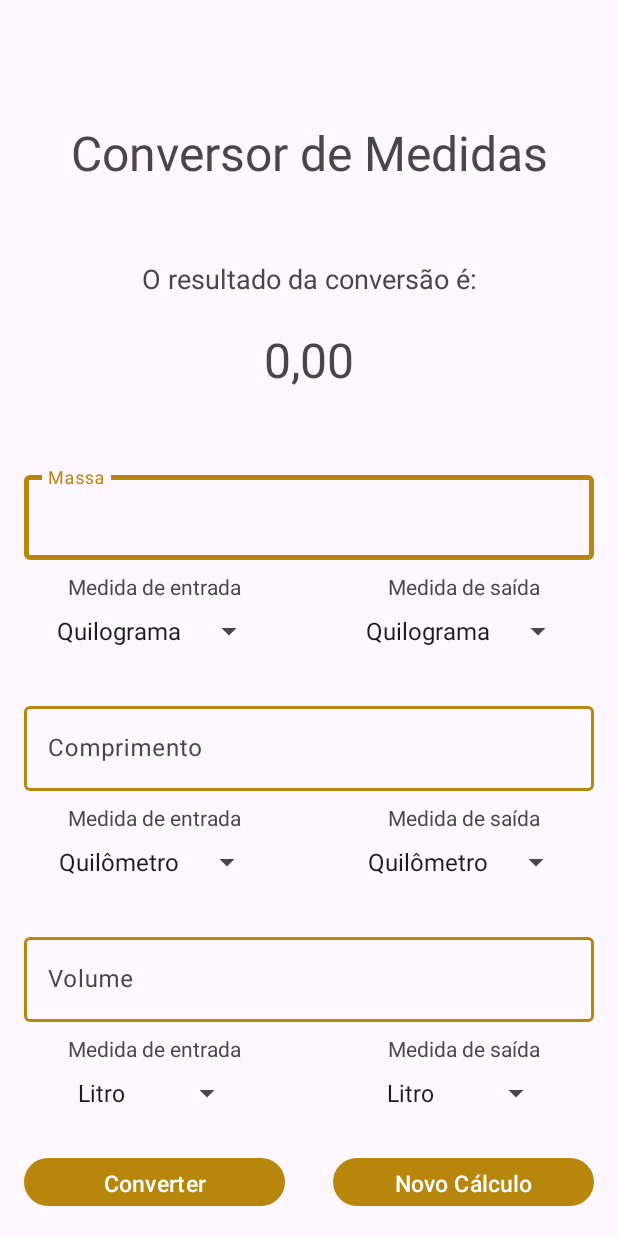
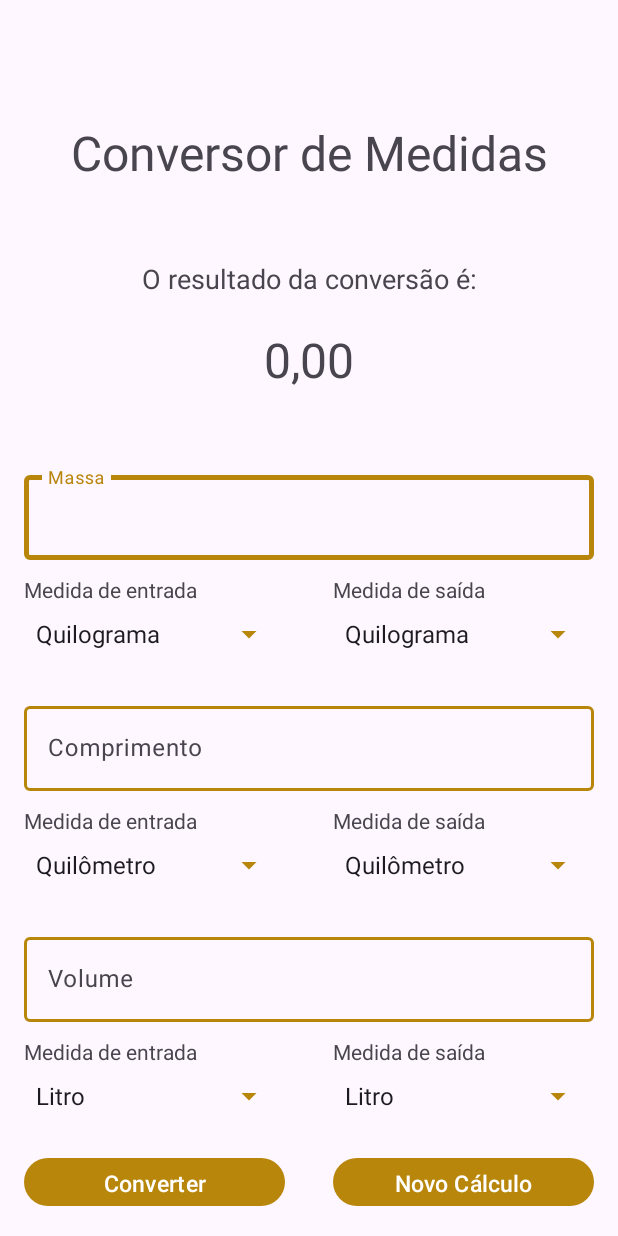
Before and after one commit to pernaf/Conversor_Medidas, an Android app: the Resultado_Conversao screen opened directly, with no data from a screen before it, on a phone screen of 412 x 824 dp. Run offline under Robolectric (Android 15) with nearby library versions, the phone set to English and light mode, and no system bars; Roboto replaces fonts that are not available here.

Commit message:
at11: tratamento de layout final

```diff
--- a/app/src/main/res/layout/activity_resultado_conversao.xml
+++ b/app/src/main/res/layout/activity_resultado_conversao.xml
@@ -14,6 +14,7 @@
         android:layout_marginTop="80dp"
         android:text="Conversor de Medidas"
         android:textSize="32sp"
+        android:textAlignment="center"
         android:fontFamily="@font/aclonica"
         app:layout_constraintEnd_toEndOf="parent"
         app:layout_constraintStart_toStartOf="parent"
@@ -26,6 +27,7 @@
         android:layout_marginTop="50dp"
         android:text="O resultado da conversão é:"
         android:textSize="18sp"
+        android:textAlignment="center"
         app:layout_constraintEnd_toEndOf="parent"
         app:layout_constraintStart_toStartOf="parent"
         app:layout_constraintTop_toBottomOf="@+id/tv_titulo2" />
@@ -76,19 +78,23 @@
 
     <TextView
         android:id="@+id/tv_entradamassa"
-        android:layout_width="wrap_content"
+        android:layout_width="0dp"
         android:layout_height="wrap_content"
         android:text="Medida de entrada"
-        android:layout_margin="8dp"
+        android:layout_marginStart="16dp"
+        android:layout_marginEnd="8dp"
+        android:layout_marginTop="10dp"
         app:layout_constraintEnd_toStartOf="@+id/guideline"
         app:layout_constraintStart_toStartOf="parent"
         app:layout_constraintTop_toBottomOf="@+id/input_peso" />
 
     <TextView
         android:id="@+id/tv_saidamassa"
-        android:layout_width="wrap_content"
+        android:layout_width="0dp"
         android:layout_height="wrap_content"
-        android:layout_margin="8dp"
+        android:layout_marginStart="16dp"
+        android:layout_marginEnd="8dp"
+        android:layout_marginTop="10dp"
         android:text="Medida de saída"
         app:layout_constraintEnd_toEndOf="parent"
         app:layout_constraintStart_toStartOf="@+id/guideline"
@@ -96,18 +102,24 @@
 
     <Spinner
         android:id="@+id/spin_massa_entrada"
-        android:layout_width="wrap_content"
+        android:layout_width="0dp"
         android:layout_height="wrap_content"
-        android:layout_margin="8dp"
+        android:layout_marginStart="16dp"
+        android:layout_marginEnd="16dp"
+        android:layout_marginTop="8dp"
+        android:backgroundTint="@color/amareloescuro"
         app:layout_constraintEnd_toStartOf="@+id/guideline"
         app:layout_constraintStart_toStartOf="parent"
         app:layout_constraintTop_toBottomOf="@+id/tv_entradamassa" />
 
     <Spinner
         android:id="@+id/spin_massa_saida"
-        android:layout_width="wrap_content"
+        android:layout_width="0dp"
         android:layout_height="wrap_content"
-        android:layout_margin="8dp"
+        android:layout_marginStart="16dp"
+        android:layout_marginEnd="16dp"
+        android:layout_marginTop="8dp"
+        android:backgroundTint="@color/amareloescuro"
         app:layout_constraintEnd_toEndOf="parent"
         app:layout_constraintStart_toStartOf="@+id/guideline"
         app:layout_constraintTop_toBottomOf="@+id/tv_saidamassa" />
@@ -157,9 +169,11 @@
 
     <TextView
         android:id="@+id/tv_distancia_entrada"
-        android:layout_width="wrap_content"
+        android:layout_width="0dp"
         android:layout_height="wrap_content"
-        android:layout_margin="8dp"
+        android:layout_marginStart="16dp"
+        android:layout_marginEnd="8dp"
+        android:layout_marginTop="10dp"
         android:text="Medida de entrada"
         app:layout_constraintEnd_toStartOf="@+id/guideline"
         app:layout_constraintStart_toStartOf="parent"
@@ -167,9 +181,11 @@
 
     <TextView
         android:id="@+id/tv_distancia_saida"
-        android:layout_width="wrap_content"
+        android:layout_width="0dp"
         android:layout_height="wrap_content"
-        android:layout_margin="8dp"
+        android:layout_marginStart="16dp"
+        android:layout_marginEnd="8dp"
+        android:layout_marginTop="10dp"
         android:text="Medida de saída"
         app:layout_constraintEnd_toEndOf="parent"
         app:layout_constraintStart_toStartOf="@+id/guideline"
@@ -177,18 +193,24 @@
 
     <Spinner
         android:id="@+id/spin_distancia_entrada"
-        android:layout_width="wrap_content"
+        android:layout_width="0dp"
         android:layout_height="wrap_content"
-        android:layout_margin="8dp"
+        android:layout_marginStart="16dp"
+        android:layout_marginEnd="16dp"
+        android:layout_marginTop="8dp"
+        android:backgroundTint="@color/amareloescuro"
         app:layout_constraintEnd_toStartOf="@+id/guideline"
         app:layout_constraintStart_toStartOf="parent"
         app:layout_constraintTop_toBottomOf="@+id/tv_distancia_entrada" />
 
     <Spinner
         android:id="@+id/spin_distancia_saida"
-        android:layout_width="wrap_content"
+        android:layout_width="0dp"
         android:layout_height="wrap_content"
-        android:layout_margin="8dp"
+        android:layout_marginStart="16dp"
+        android:layout_marginEnd="16dp"
+        android:layout_marginTop="8dp"
+        android:backgroundTint="@color/amareloescuro"
         app:layout_constraintEnd_toEndOf="parent"
         app:layout_constraintStart_toStartOf="@+id/guideline"
         app:layout_constraintTop_toBottomOf="@+id/tv_distancia_saida" />
@@ -216,9 +238,11 @@
 
     <TextView
         android:id="@+id/tv_volume_entrada"
-        android:layout_width="wrap_content"
+        android:layout_width="0dp"
         android:layout_height="wrap_content"
-        android:layout_margin="8dp"
+        android:layout_marginStart="16dp"
+        android:layout_marginEnd="8dp"
+        android:layout_marginTop="10dp"
         android:text="Medida de entrada"
         app:layout_constraintEnd_toStartOf="@+id/guideline"
         app:layout_constraintStart_toStartOf="parent"
@@ -226,9 +250,11 @@
 
     <TextView
         android:id="@+id/tv_volume_saida"
-        android:layout_width="wrap_content"
+        android:layout_width="0dp"
         android:layout_height="wrap_content"
-        android:layout_margin="8dp"
+        android:layout_marginStart="16dp"
+        android:layout_marginEnd="8dp"
+        android:layout_marginTop="10dp"
         android:text="Medida de saída"
         app:layout_constraintEnd_toEndOf="parent"
         app:layout_constraintStart_toStartOf="@+id/guideline"
@@ -236,18 +262,24 @@
 
     <Spinner
         android:id="@+id/spin_volume_entrada"
-        android:layout_width="wrap_content"
+        android:layout_width="0dp"
         android:layout_height="wrap_content"
-        android:layout_margin="8dp"
+        android:layout_marginStart="16dp"
+        android:layout_marginEnd="16dp"
+        android:layout_marginTop="8dp"
+        android:backgroundTint="@color/amareloescuro"
         app:layout_constraintEnd_toStartOf="@+id/guideline"
         app:layout_constraintStart_toStartOf="parent"
         app:layout_constraintTop_toBottomOf="@+id/tv_volume_entrada" />
 
     <Spinner
         android:id="@+id/spin_volume_saida"
-        android:layout_width="wrap_content"
+        android:layout_width="0dp"
         android:layout_height="wrap_content"
-        android:layout_margin="8dp"
+        android:layout_marginStart="16dp"
+        android:layout_marginEnd="16dp"
+        android:layout_marginTop="8dp"
+        android:backgroundTint="@color/amareloescuro"
         app:layout_constraintEnd_toEndOf="parent"
         app:layout_constraintStart_toStartOf="@+id/guideline"
         app:layout_constraintTop_toBottomOf="@+id/tv_volume_saida" />
```
